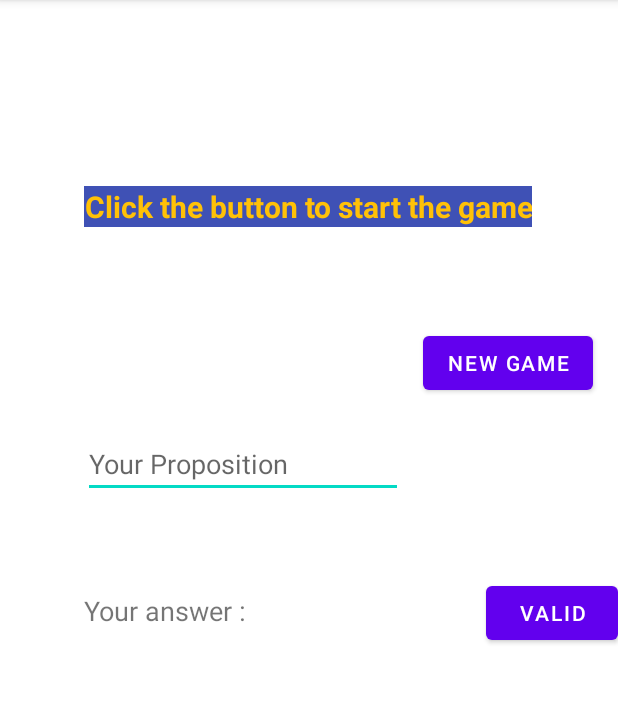
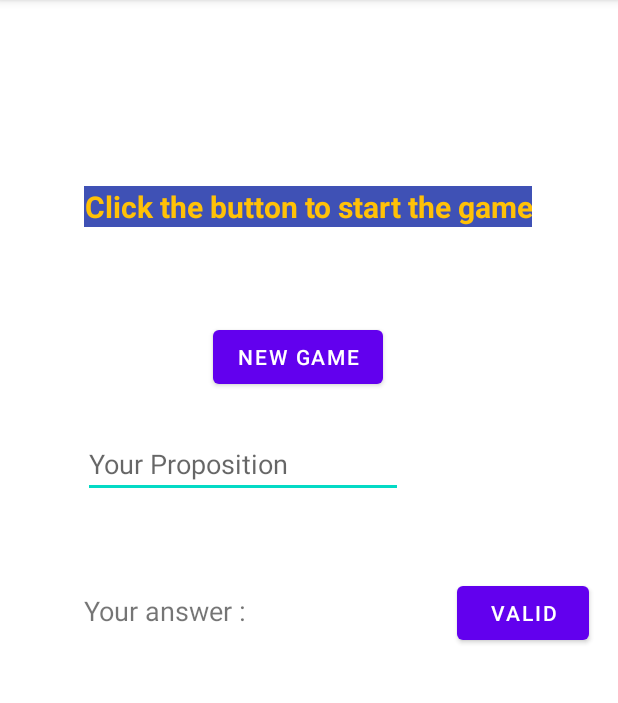
Before and after one commit to franncisca/Android, an Android app: the screen it shows after launch (MainActivity), on a phone screen of 412 x 824 dp, the part 84-787 px from its top. Run offline under Robolectric (Android 15) with nearby library versions, the phone set to English and light mode, and no system bars.

Commit message:
fix: display valid

```diff
--- a/Deschiffresetdeslettres/app/src/main/res/layout/activity_main.xml
+++ b/Deschiffresetdeslettres/app/src/main/res/layout/activity_main.xml
@@ -30,10 +30,10 @@
         android:text="@string/change"
         app:layout_constraintBottom_toBottomOf="parent"
         app:layout_constraintEnd_toEndOf="parent"
-        app:layout_constraintHorizontal_bias="0.945"
+        app:layout_constraintHorizontal_bias="0.476"
         app:layout_constraintStart_toStartOf="parent"
         app:layout_constraintTop_toTopOf="parent"
-        app:layout_constraintVertical_bias="0.303" />
+        app:layout_constraintVertical_bias="0.297" />
 
     <TextView
         android:id="@+id/display"
@@ -73,7 +73,7 @@
         app:layout_constraintBottom_toBottomOf="parent"
         app:layout_constraintEnd_toEndOf="parent"
         app:layout_constraintHorizontal_bias="0.719"
-        app:layout_constraintStart_toEndOf="@+id/answer"
+        app:layout_constraintStart_toEndOf="@+id/display"
         app:layout_constraintTop_toTopOf="parent"
         app:layout_constraintVertical_bias="0.534" />
 
```
